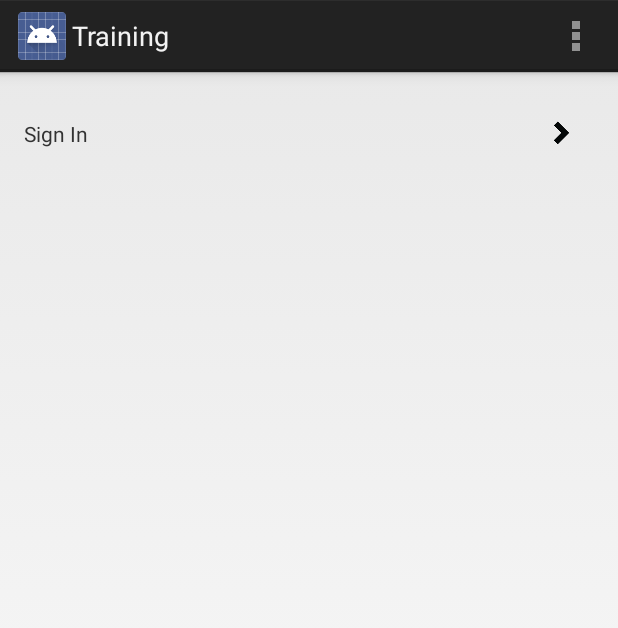
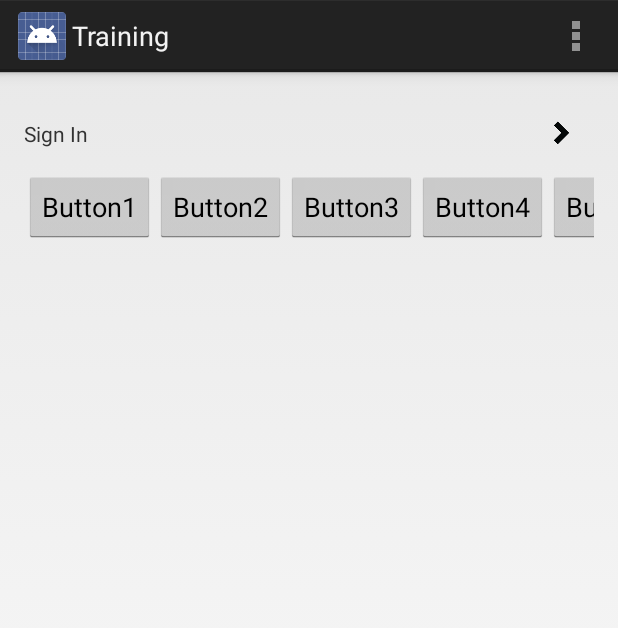
Before and after one commit to mparameswaran/training-android, an Android app: the screen it shows after launch (TrainingMainActivity), on a phone screen of 412 x 824 dp. Shown: the top 628 px of the screen. Run offline under Robolectric (Android 15) with nearby library versions, the phone set to English and light mode, and no system bars.

Commit message:
ADD: dummy horizontal scroll

```diff
--- a/Training/src/main/res/layout/fragment_training_main.xml
+++ b/Training/src/main/res/layout/fragment_training_main.xml
@@ -20,10 +20,24 @@
 
     <HorizontalScrollView
         android:id="@+id/carousel"
+        android:overScrollMode="never"
+        android:scrollbars="none"
         android:layout_below="@+id/sign_in"
         android:layout_width="match_parent"
         android:layout_height="@dimen/main_carousel">
 
+        <LinearLayout
+            android:layout_width="wrap_content"
+            android:layout_height="wrap_content">
+
+            <Button android:layout_width="wrap_content" android:layout_height="wrap_content" android:text="Button1" />
+            <Button android:layout_width="wrap_content" android:layout_height="wrap_content" android:text="Button2" />
+            <Button android:layout_width="wrap_content" android:layout_height="wrap_content" android:text="Button3" />
+            <Button android:layout_width="wrap_content" android:layout_height="wrap_content" android:text="Button4" />
+            <Button android:layout_width="wrap_content" android:layout_height="wrap_content" android:text="Button5" />
+            <Button android:layout_width="wrap_content" android:layout_height="wrap_content" android:text="Button6" />
+
+           </LinearLayout>
 
     </HorizontalScrollView>
 </RelativeLayout>
--- a/Training/src/main/res/values/dimens.xml
+++ b/Training/src/main/res/values/dimens.xml
@@ -4,6 +4,6 @@
     <dimen name="activity_vertical_margin">16dp</dimen>
     <dimen name="sign_in_button_height">50dp</dimen>
     <dimen name="sign_in_drawable_padding">15dp</dimen>
-    <dimen name="main_carousel">150dp</dimen>
+    <dimen name="main_carousel">200dp</dimen>
 
 </resources>
```
